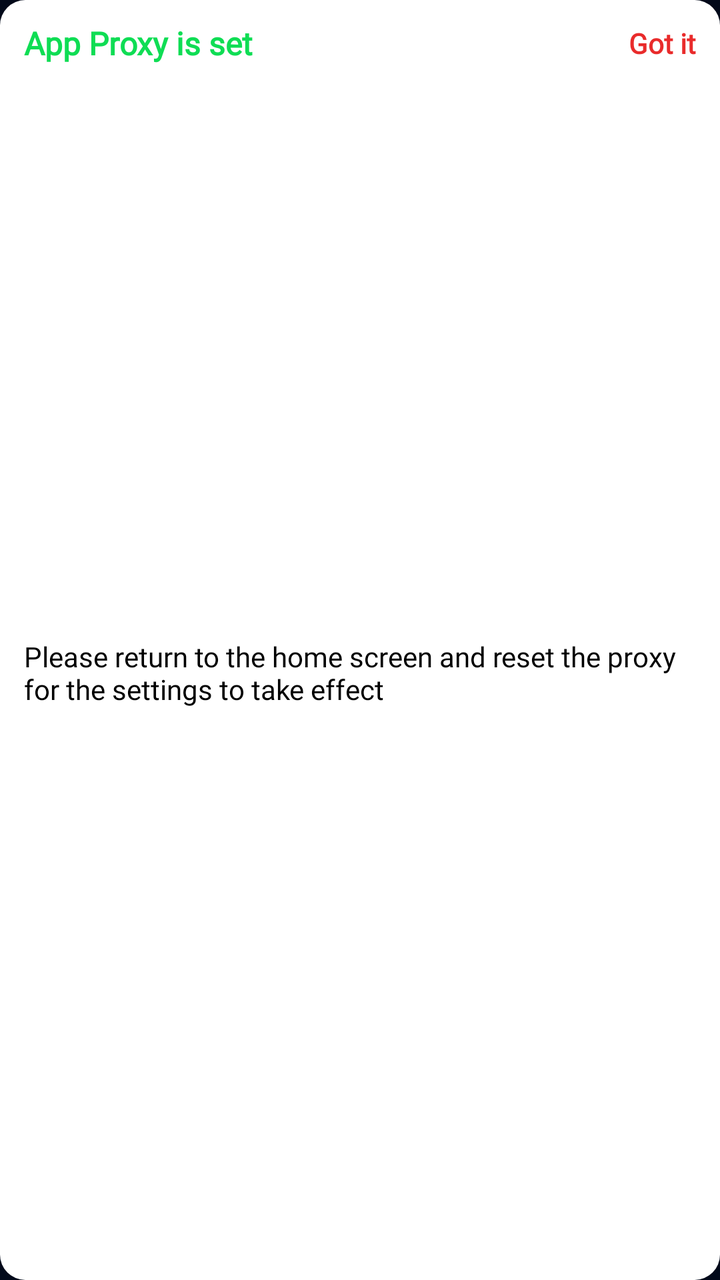
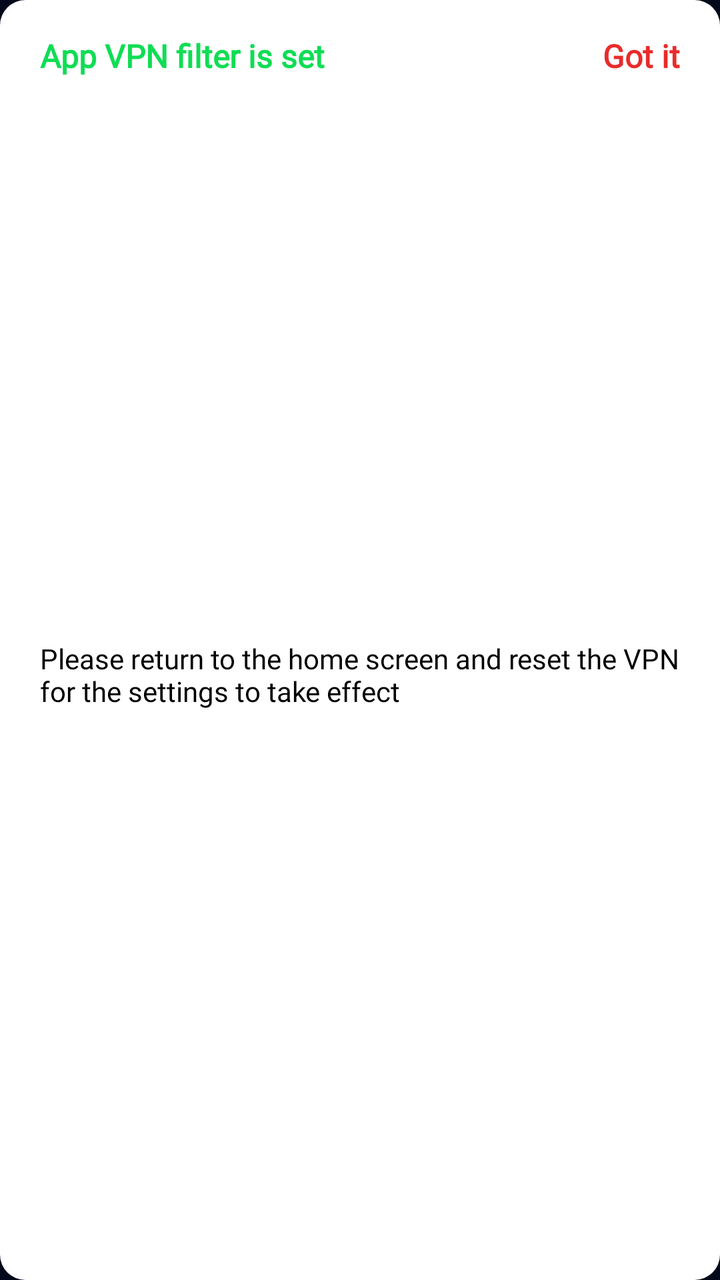

Compare the two renders of this Android layout. The source of the first and the diff that turns it into the second are given below.
<!-- AndroidManifest.xml: application theme Theme.SuperVPN.Splash -->
<!-- res/layout/popup_setting_success.xml -->
<?xml version="1.0" encoding="utf-8"?>
<androidx.constraintlayout.widget.ConstraintLayout
    xmlns:android="http://schemas.android.com/apk/res/android"
    xmlns:app="http://schemas.android.com/apk/res-auto"
    android:layout_width="match_parent"
    android:layout_height="@dimen/size100"
    android:layout_marginHorizontal="@dimen/margin_medium"
    android:background="@drawable/bg_feedback_complete"
    android:gravity="center">

    <androidx.appcompat.widget.AppCompatTextView
        android:id="@+id/tvTitle"
        android:layout_width="wrap_content"
        android:layout_height="wrap_content"
        android:layout_marginTop="@dimen/size10"
        android:layout_marginStart="@dimen/margin_big"
        android:fontFamily="@font/roboto_regular"
        android:text="@string/setting_app_proxy_success"
        android:gravity="start"
        android:textStyle="bold"
        android:textAlignment="viewStart"
        android:textColor="@color/successColor"
        android:textSize="@dimen/text_medium"
        app:layout_constraintStart_toStartOf="parent"
        app:layout_constraintTop_toTopOf="parent" />

    <androidx.appcompat.widget.AppCompatTextView
        android:id="@+id/tvContent"
        android:layout_width="match_parent"
        android:layout_height="wrap_content"
        android:layout_marginTop="@dimen/size16"
        android:layout_marginHorizontal="@dimen/margin_big"
        android:layout_marginBottom="@dimen/size16"
        android:fontFamily="@font/roboto_regular"
        android:gravity="start"
        android:text="@string/reconnect_to_take_effect"
        android:textColor="#000000"
        android:textSize="@dimen/text_normal"
        app:layout_constraintStart_toStartOf="@+id/tvTitle"
        app:layout_constraintTop_toBottomOf="@id/tvTitle"
        app:layout_constraintBottom_toBottomOf="parent"/>


    <androidx.appcompat.widget.AppCompatTextView
        android:id="@+id/tvClose"
        android:layout_width="wrap_content"
        android:layout_height="wrap_content"
        android:fontFamily="@font/roboto_regular"
        android:layout_marginEnd="@dimen/margin_big"
        android:gravity="end"
        android:text="@string/got_it"
        android:textColor="#E92B2B"
        android:textStyle="bold"
        android:textSize="@dimen/text_normal"
        app:layout_constraintBottom_toBottomOf="@+id/tvTitle"
        app:layout_constraintEnd_toEndOf="parent"
        app:layout_constraintTop_toTopOf="@+id/tvTitle" />
</androidx.constraintlayout.widget.ConstraintLayout>
<!-- resources referenced by this layout -->
<resources>
  <color name="successColor">#0FDD54</color>
  <dimen name="margin_big">12dp</dimen>
  <dimen name="margin_medium">8dp</dimen>
  <dimen name="size10">10.6667dp</dimen>
  <dimen name="size100">106.6667dp</dimen>
  <dimen name="size16">17.0667dp</dimen>
  <dimen name="text_medium">16sp</dimen>
  <dimen name="text_normal">14sp</dimen>
  <!-- drawable bg_feedback_complete (drawable) -->
  <?xml version="1.0" encoding="utf-8"?>
  <shape android:shape="rectangle" xmlns:android="http://schemas.android.com/apk/res/android">
      <solid android:color="@color/white"/>
      <corners android:radius="@dimen/size12"/>
  </shape>
  <string name="got_it">Got it</string>
  <string name="reconnect_to_take_effect">Please return to the home screen and reset the proxy for the settings to take effect</string>
  <string name="setting_app_proxy_success">App Proxy is set</string>
  <style name="Theme.SuperVPN.Splash" parent="Theme.SplashScreen">
          <item name="windowSplashScreenBackground">@color/backgroundColor</item>
          <item name="windowSplashScreenAnimatedIcon">@mipmap/ic_launcher_round</item>
          <item name="windowSplashScreenAnimationDuration">200</item>
  
          <item name="windowActionBar">false</item>
          <item name="windowNoTitle">true</item>
  
          <item name="android:windowActionBar">false</item>
          <item name="android:windowNoTitle">true</item>
  
          <item name="android:windowBackground">@color/backgroundColor</item>
          <item name="android:statusBarColor">@color/backgroundColor</item>
      </style>
  <color name="white">#FFFFFFFF</color>
  <dimen name="size12">12.8dp</dimen>
  <color name="backgroundColor">#02091A</color>
</resources>

<!-- the commit's change to res/layout/popup_setting_success.xml (unified diff, before → after) -->
@@ -4,24 +4,28 @@
     xmlns:app="http://schemas.android.com/apk/res-auto"
     android:layout_width="match_parent"
     android:layout_height="@dimen/size100"
+    android:layout_marginTop="@dimen/margin_big"
     android:layout_marginHorizontal="@dimen/margin_medium"
     android:background="@drawable/bg_feedback_complete"
     android:gravity="center">
 
     <androidx.appcompat.widget.AppCompatTextView
         android:id="@+id/tvTitle"
-        android:layout_width="wrap_content"
+        android:layout_width="0dp"
         android:layout_height="wrap_content"
-        android:layout_marginTop="@dimen/size10"
-        android:layout_marginStart="@dimen/margin_big"
+        android:layout_marginTop="@dimen/size16"
+        android:layout_marginHorizontal="@dimen/margin_20"
         android:fontFamily="@font/roboto_regular"
         android:text="@string/setting_app_proxy_success"
         android:gravity="start"
+        android:maxLines="1"
+        android:ellipsize="end"
         android:textStyle="bold"
         android:textAlignment="viewStart"
         android:textColor="@color/successColor"
         android:textSize="@dimen/text_medium"
         app:layout_constraintStart_toStartOf="parent"
+        app:layout_constraintEnd_toStartOf="@+id/tvClose"
         app:layout_constraintTop_toTopOf="parent" />
 
     <androidx.appcompat.widget.AppCompatTextView
@@ -29,8 +33,8 @@
         android:layout_width="match_parent"
         android:layout_height="wrap_content"
         android:layout_marginTop="@dimen/size16"
-        android:layout_marginHorizontal="@dimen/margin_big"
-        android:layout_marginBottom="@dimen/size16"
+        android:layout_marginHorizontal="@dimen/margin_20"
+        android:layout_marginBottom="@dimen/size20"
         android:fontFamily="@font/roboto_regular"
         android:gravity="start"
         android:text="@string/reconnect_to_take_effect"
@@ -46,12 +50,12 @@
         android:layout_width="wrap_content"
         android:layout_height="wrap_content"
         android:fontFamily="@font/roboto_regular"
-        android:layout_marginEnd="@dimen/margin_big"
+        android:layout_marginEnd="@dimen/margin_20"
         android:gravity="end"
         android:text="@string/got_it"
         android:textColor="#E92B2B"
         android:textStyle="bold"
-        android:textSize="@dimen/text_normal"
+        android:textSize="@dimen/text_medium"
         app:layout_constraintBottom_toBottomOf="@+id/tvTitle"
         app:layout_constraintEnd_toEndOf="parent"
         app:layout_constraintTop_toTopOf="@+id/tvTitle" />
<!-- resource entries referenced after the edit -->
@@ -1,11 +1,12 @@
 <!-- resources referenced by this layout -->
 <resources>
   <color name="successColor">#0FDD54</color>
+  <dimen name="margin_20">20dp</dimen>
   <dimen name="margin_big">12dp</dimen>
   <dimen name="margin_medium">8dp</dimen>
-  <dimen name="size10">10.6667dp</dimen>
   <dimen name="size100">106.6667dp</dimen>
   <dimen name="size16">17.0667dp</dimen>
+  <dimen name="size20">21.3333dp</dimen>
   <dimen name="text_medium">16sp</dimen>
   <dimen name="text_normal">14sp</dimen>
   <!-- drawable bg_feedback_complete (drawable) -->
@@ -15,8 +16,8 @@
       <corners android:radius="@dimen/size12"/>
   </shape>
   <string name="got_it">Got it</string>
-  <string name="reconnect_to_take_effect">Please return to the home screen and reset the proxy for the settings to take effect</string>
-  <string name="setting_app_proxy_success">App Proxy is set</string>
+  <string name="reconnect_to_take_effect">Please return to the home screen and reset the VPN for the settings to take effect</string>
+  <string name="setting_app_proxy_success">App VPN filter is set</string>
   <style name="Theme.SuperVPN.Splash" parent="Theme.SplashScreen">
           <item name="windowSplashScreenBackground">@color/backgroundColor</item>
           <item name="windowSplashScreenAnimatedIcon">@mipmap/ic_launcher_round</item>
